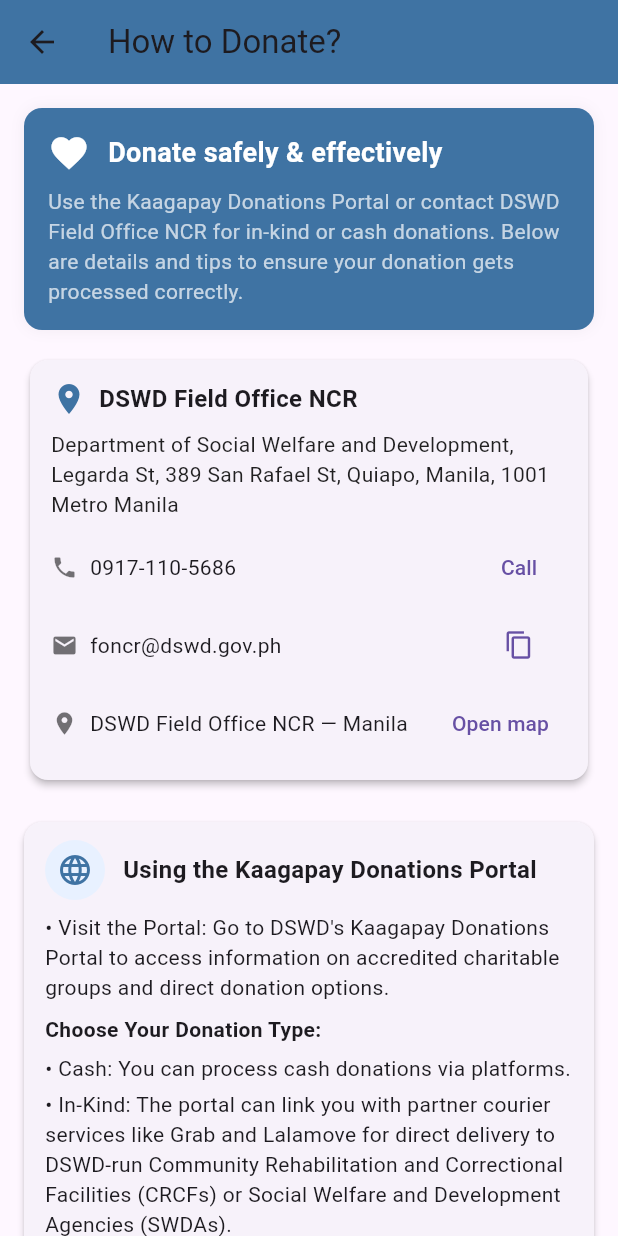
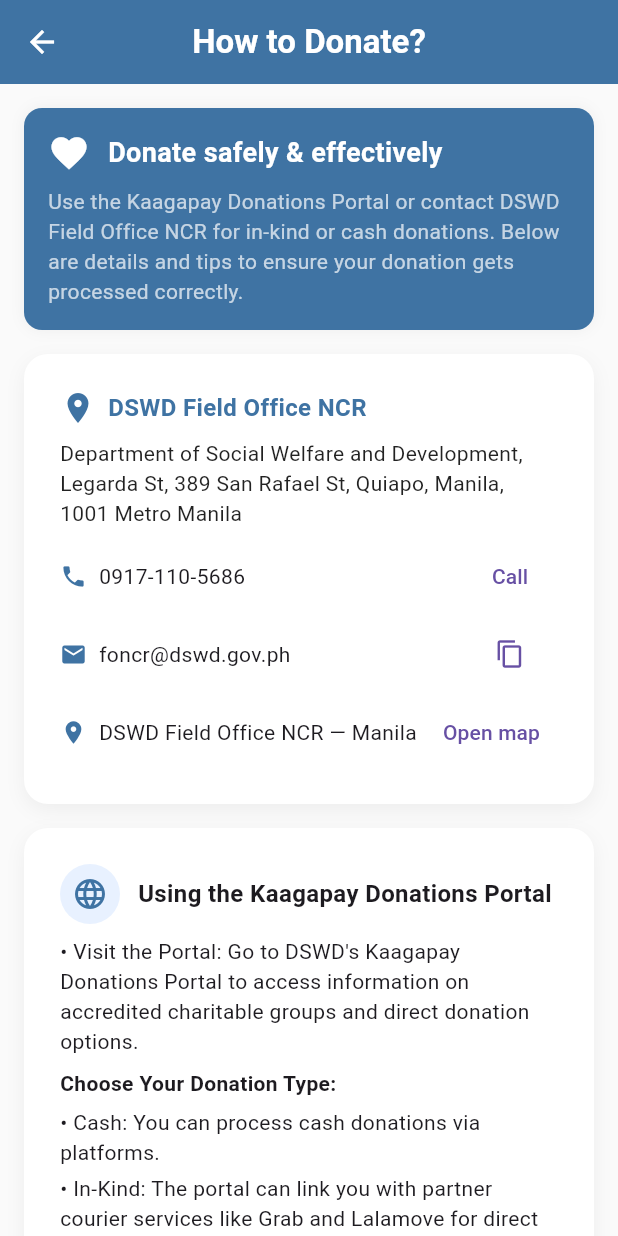
Before and after one commit to Davidtan0502/project_radar_app, a Flutter app: the DonationInfoScreen screen opened directly, on a phone screen of 412 x 824 dp. Run offline on Flutter 3.47's test engine with Material 3 defaults, Android fonts, the phone set to English and light mode, and no system bars; our stand-ins replace another_flushbar, cached_network_image, flutter_local_notifications, geocoding, geolocator, google_fonts and 7 more; accounts and stored records are empty; network calls fail.

Commit message:
minor design changes

```diff
--- a/lib/community/community_screen.dart
+++ b/lib/community/community_screen.dart
@@ -481,6 +481,7 @@ class EvacuationDetailScreen extends StatelessWidget {
   @override
   Widget build(BuildContext context) {
     return Scaffold(
+      backgroundColor: Colors.white, // Added white background color
       appBar: AppBar(
         backgroundColor: const Color(0xFF3F73A3),
         title: Text(
--- a/lib/community/donation_info_screen.dart
+++ b/lib/community/donation_info_screen.dart
@@ -295,12 +295,19 @@ class DonationInfoScreen extends StatelessWidget {
   }
 
   Widget _infoCard(IconData icon, String title, List<Widget> children) {
-    return Card(
-      elevation: 2,
-      margin: const EdgeInsets.symmetric(vertical: 8),
-      shape: RoundedRectangleBorder(borderRadius: BorderRadius.circular(12)),
-      child: Padding(
-        padding: const EdgeInsets.symmetric(vertical: 12, horizontal: 14),
+    return Container(
+      padding: const EdgeInsets.all(24),
+      decoration: BoxDecoration(
+        color: Colors.white,
+        borderRadius: BorderRadius.circular(16),
+        boxShadow: [
+          BoxShadow(
+            color: Colors.black.withOpacity(0.05),
+            blurRadius: 10,
+            offset: const Offset(0, 4),
+          ),
+        ],
+      ),
       child: Column(crossAxisAlignment: CrossAxisAlignment.start, children: [
         Row(children: [
           CircleAvatar(
@@ -313,18 +320,27 @@ class DonationInfoScreen extends StatelessWidget {
         const SizedBox(height: 8),
         ...children,
       ]),
-      ),
     );
   }
 
   @override
   Widget build(BuildContext context) {
-    // Keep the improved scroll layout — SafeArea + LayoutBuilder + ConstrainedBox + IntrinsicHeight
+    const primaryColor = Color(0xFF3F73A3);
+
     return Scaffold(
+      backgroundColor: Colors.grey[50],
       appBar: AppBar(
-        title: const Text('How to Donate?'),
-        backgroundColor: const Color(0xFF3F73A3),
+        title: const Text(
+          'How to Donate?',
+          style: TextStyle(fontWeight: FontWeight.w600, color: Colors.white),
+        ),
+        centerTitle: true,
         elevation: 0,
+        backgroundColor: primaryColor,
+        leading: IconButton(
+          icon: const Icon(Icons.arrow_back, color: Colors.white),
+          onPressed: () => Navigator.pop(context),
+        ),
       ),
       body: SafeArea(
         child: LayoutBuilder(builder: (context, constraints) {
@@ -372,20 +388,28 @@ class DonationInfoScreen extends StatelessWidget {
 
                     const SizedBox(height: 16),
 
-                    // Contact card (address, phone, email, map)
-                    Card(
-                      elevation: 2,
-                      shape: RoundedRectangleBorder(borderRadius: BorderRadius.circular(12)),
-                      child: Padding(
-                        padding: const EdgeInsets.all(14),
+                    // Contact card (address, phone, email, map) - Updated to white background
+                    Container(
+                      padding: const EdgeInsets.all(24),
+                      decoration: BoxDecoration(
+                        color: Colors.white,
+                        borderRadius: BorderRadius.circular(16),
+                        boxShadow: [
+                          BoxShadow(
+                            color: Colors.black.withOpacity(0.05),
+                            blurRadius: 10,
+                            offset: const Offset(0, 4),
+                          ),
+                        ],
+                      ),
                       child: Column(
                         crossAxisAlignment: CrossAxisAlignment.start,
                         children: [
                           Row(
-                              children: const [
-                                Icon(Icons.place, color: Color(0xFF3F73A3)),
-                                SizedBox(width: 8),
-                                Text('DSWD Field Office NCR', style: TextStyle(fontWeight: FontWeight.bold, fontSize: 16)),
+                            children: [
+                              Icon(Icons.place, color: primaryColor),
+                              const SizedBox(width: 8),
+                              Text('DSWD Field Office NCR', style: TextStyle(fontWeight: FontWeight.bold, fontSize: 16, color: primaryColor)),
                             ],
                           ),
                           const SizedBox(height: 8),
@@ -393,7 +417,7 @@ class DonationInfoScreen extends StatelessWidget {
                           const SizedBox(height: 8),
                           Row(
                             children: [
-                                const Icon(Icons.phone, size: 18, color: Colors.black54),
+                              Icon(Icons.phone, size: 18, color: primaryColor),
                               const SizedBox(width: 8),
                               Text(_dlswPhone, style: const TextStyle(fontSize: 14)),
                               const Spacer(),
@@ -406,10 +430,9 @@ class DonationInfoScreen extends StatelessWidget {
                           const SizedBox(height: 4),
                           Row(
                             children: [
-                                const Icon(Icons.email, size: 18, color: Colors.black54),
+                              Icon(Icons.email, size: 18, color: primaryColor),
                               const SizedBox(width: 8),
                               Expanded(child: Text(_dlswEmail, style: const TextStyle(fontSize: 14))),
-                                // CHANGED: Email button now shows an icon only (copy)
                               TextButton(
                                 onPressed: () async {
                                   try {
@@ -435,7 +458,7 @@ class DonationInfoScreen extends StatelessWidget {
                           const SizedBox(height: 4),
                           Row(
                             children: [
-                                const Icon(Icons.location_on, size: 18, color: Colors.black54),
+                              Icon(Icons.location_on, size: 18, color: primaryColor),
                               const SizedBox(width: 8),
                               const Expanded(child: Text('DSWD Field Office NCR — Manila', style: TextStyle(fontSize: 14))),
                               TextButton(
@@ -445,7 +468,6 @@ class DonationInfoScreen extends StatelessWidget {
                             ],
                           ),
                         ],
-                        ),
                       ),
                     ),
 
@@ -469,6 +491,8 @@ class DonationInfoScreen extends StatelessWidget {
                       ],
                     ),
 
+                    const SizedBox(height: 16),
+
                     _infoCard(
                       Icons.local_shipping,
                       "For In-Kind Donations via Courier",
@@ -478,6 +502,8 @@ class DonationInfoScreen extends StatelessWidget {
                         const Text("• Arrange Delivery: Use courier services like Grab, Lalamove, or J&T Express to deliver your items."),
                       ],
                     ),
+
+                    const SizedBox(height: 16),
 
                     _infoCard(
                       Icons.description,
@@ -490,6 +516,8 @@ class DonationInfoScreen extends StatelessWidget {
                         const Text("• A plan of distribution endorsed by the relevant DSWD Field Office is necessary."),
                       ],
                     ),
+
+                    const SizedBox(height: 16),
 
                     _infoCard(
                       Icons.info,
--- a/lib/screens/profile/settings and privacy files/about_us.dart
+++ b/lib/screens/profile/settings and privacy files/about_us.dart
@@ -26,7 +26,7 @@ class AboutUs extends StatelessWidget {
         iconTheme: const IconThemeData(color: Colors.white),
       ),
       body: Container(
-        padding: const EdgeInsets.only(bottom: kBottomNavigationBarHeight + 20), // Added padding at the bottom
+        padding: const EdgeInsets.only(bottom: kBottomNavigationBarHeight + 60), // Added padding at the bottom
         child: SingleChildScrollView(
           padding: const EdgeInsets.all(20),
           child: Column(
@@ -171,7 +171,7 @@ class AboutUs extends StatelessWidget {
                         ),
                         const SizedBox(width: 4),
                         Text(
-                          'STI Sta Mesa',
+                          'STI Academic Center, Santa Mesa',
                           style: TextStyle(
                             fontSize: 14,
                             color: Colors.grey.shade600,
```
Also changed, not shown: lib/terms_condition/terms_and_condition.dart (+78 -9 lines), 1 other file. Lines whose indentation alone changed are shown as unchanged.
